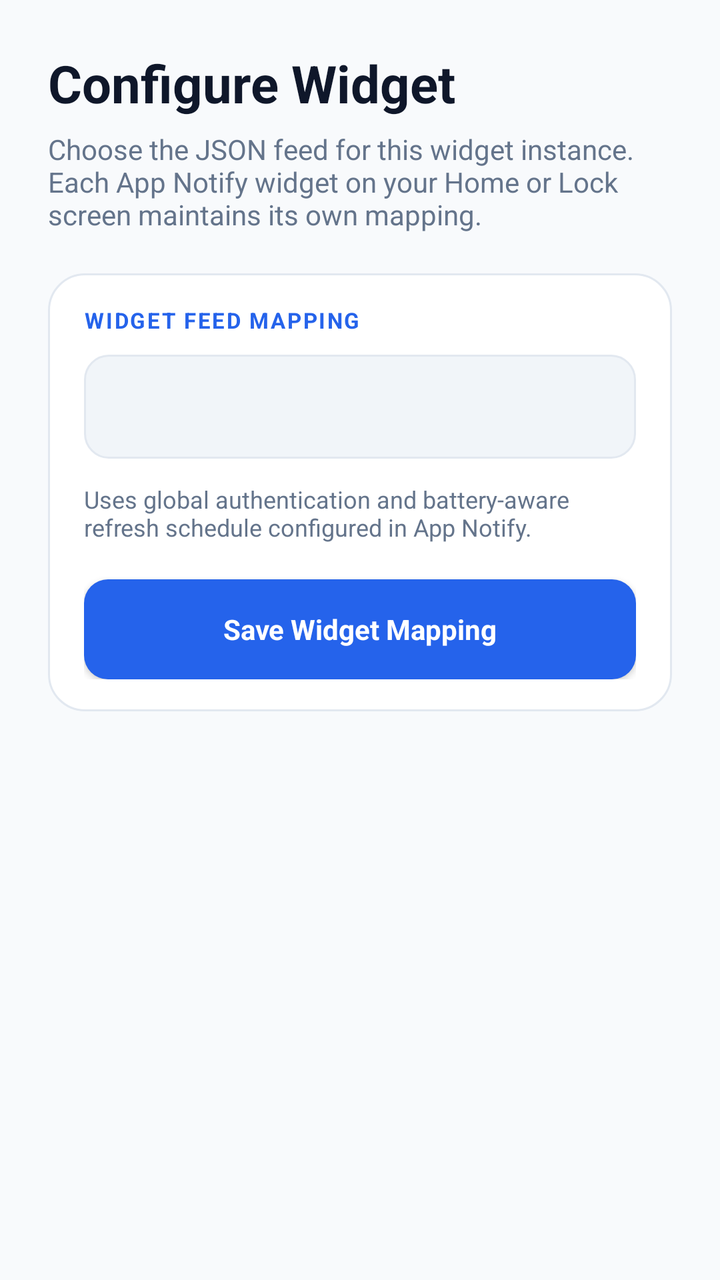
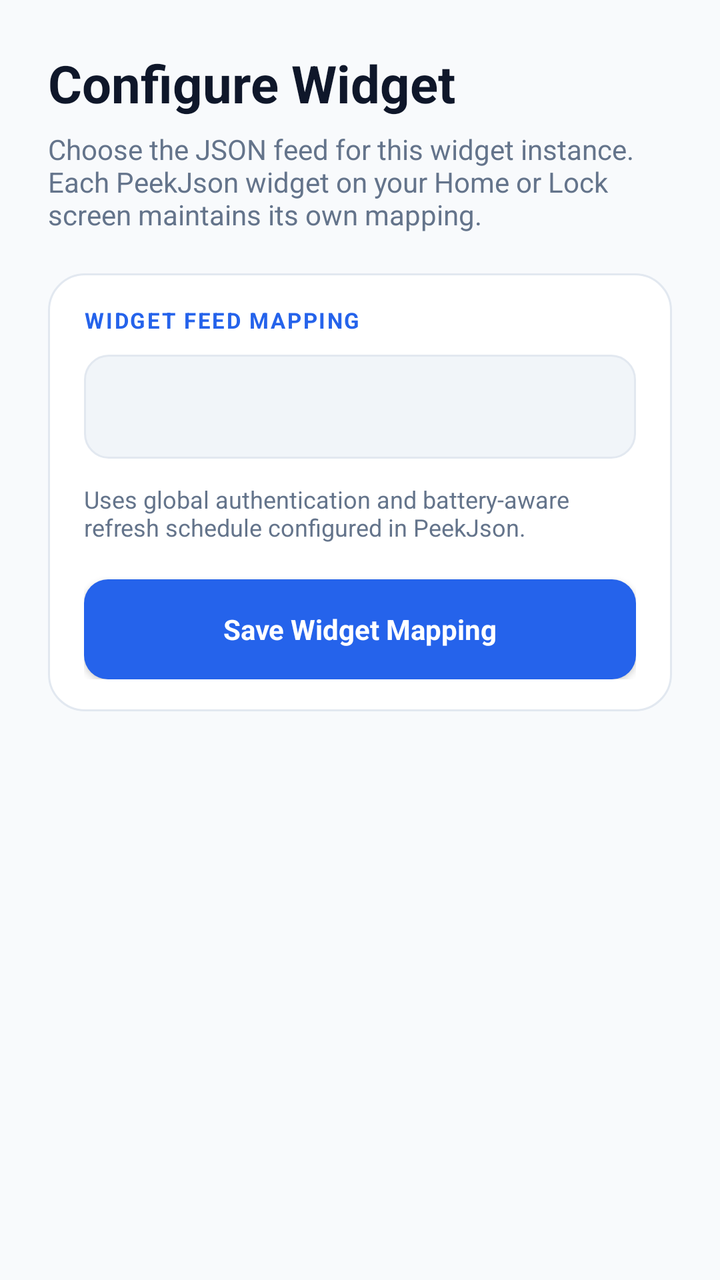

The first picture is an Android layout as it rendered before a commit; the second is the same layout after the commit. The layout source and the unified diff follow.
<!-- AndroidManifest.xml: activity theme AppTheme -->
<!-- res/layout/widget_config.xml -->
<?xml version="1.0" encoding="utf-8"?>
<ScrollView xmlns:android="http://schemas.android.com/apk/res/android"
    android:layout_width="match_parent"
    android:layout_height="match_parent"
    android:background="@color/bg_page"
    android:fillViewport="true">

    <LinearLayout
        android:layout_width="match_parent"
        android:layout_height="wrap_content"
        android:orientation="vertical"
        android:padding="24dp">

        <TextView
            android:layout_width="wrap_content"
            android:layout_height="wrap_content"
            android:text="Configure Widget"
            android:textColor="@color/navy"
            android:textSize="26sp"
            android:textStyle="bold" />

        <TextView
            android:layout_width="match_parent"
            android:layout_height="wrap_content"
            android:layout_marginTop="6dp"
            android:text="Choose the JSON feed for this widget instance. Each App Notify widget on your Home or Lock screen maintains its own mapping."
            android:textColor="@color/muted"
            android:textSize="14sp" />

        <LinearLayout
            android:layout_width="match_parent"
            android:layout_height="wrap_content"
            android:layout_marginTop="20dp"
            android:background="@drawable/card_bg"
            android:orientation="vertical">

            <TextView
                style="@style/SectionLabel"
                android:text="WIDGET FEED MAPPING" />

            <Spinner
                android:id="@+id/widgetSource"
                android:layout_width="match_parent"
                android:layout_height="52dp"
                android:layout_marginTop="10dp"
                android:background="@drawable/input_bg"
                android:contentDescription="Select JSON feed for this widget" />

            <TextView
                android:id="@+id/widgetConfigSummary"
                android:layout_width="match_parent"
                android:layout_height="wrap_content"
                android:layout_marginTop="12dp"
                android:text="Uses global authentication and battery-aware refresh schedule configured in App Notify."
                android:textColor="@color/muted"
                android:textSize="12sp" />

            <Button
                android:id="@+id/saveWidget"
                android:layout_width="match_parent"
                android:layout_height="50dp"
                android:layout_marginTop="18dp"
                android:background="@drawable/btn_primary"
                android:text="Save Widget Mapping"
                android:textAllCaps="false"
                android:textColor="#FFFFFF"
                android:textSize="14sp"
                android:textStyle="bold" />
        </LinearLayout>
    </LinearLayout>
</ScrollView>
<!-- resources referenced by this layout -->
<resources>
  <color name="bg_page">#F8FAFC</color>
  <color name="muted">#64748B</color>
  <color name="navy">#0F172A</color>
  <!-- drawable btn_primary (drawable) -->
  <?xml version="1.0" encoding="utf-8"?>
  <shape xmlns:android="http://schemas.android.com/apk/res/android" android:shape="rectangle">
      <solid android:color="@color/blue" />
      <corners android:radius="12dp" />
      <padding android:left="16dp" android:top="12dp" android:right="16dp" android:bottom="12dp" />
  </shape>
  <!-- drawable card_bg (drawable) -->
  <?xml version="1.0" encoding="utf-8"?>
  <shape xmlns:android="http://schemas.android.com/apk/res/android" android:shape="rectangle">
      <solid android:color="@color/surface_card" />
      <stroke android:width="1dp" android:color="@color/border_subtle" />
      <corners android:radius="18dp" />
      <padding android:left="18dp" android:top="16dp" android:right="18dp" android:bottom="16dp" />
  </shape>
  <!-- drawable input_bg (drawable) -->
  <?xml version="1.0" encoding="utf-8"?>
  <shape xmlns:android="http://schemas.android.com/apk/res/android" android:shape="rectangle">
      <solid android:color="@color/surface_subtle" />
      <stroke android:width="1dp" android:color="@color/border_subtle" />
      <corners android:radius="12dp" />
      <padding android:left="14dp" android:top="12dp" android:right="14dp" android:bottom="12dp" />
  </shape>
  <style name="SectionLabel">
          <item name="android:layout_width">wrap_content</item>
          <item name="android:layout_height">wrap_content</item>
          <item name="android:textColor">@color/blue</item>
          <item name="android:textSize">11sp</item>
          <item name="android:textStyle">bold</item>
          <item name="android:letterSpacing">0.08</item>
      </style>
  <style name="AppTheme" parent="android:style/Theme.Material.Light.NoActionBar">
          <item name="android:fontFamily">sans-serif</item>
          <item name="android:colorAccent">@color/blue</item>
          <item name="android:colorPrimary">@color/blue</item>
          <item name="android:windowBackground">@color/bg_page</item>
          <item name="android:navigationBarColor">@color/bg_page</item>
          <item name="android:statusBarColor">@color/bg_page</item>
          <item name="android:windowLightStatusBar">true</item>
      </style>
  <color name="blue">#2563EB</color>
  <color name="surface_card">#FFFFFF</color>
  <color name="border_subtle">#E2E8F0</color>
  <color name="surface_subtle">#F1F5F9</color>
</resources>

<!-- the commit's change to res/layout/widget_config.xml (unified diff, before → after) -->
@@ -23,7 +23,7 @@
             android:layout_width="match_parent"
             android:layout_height="wrap_content"
             android:layout_marginTop="6dp"
-            android:text="Choose the JSON feed for this widget instance. Each App Notify widget on your Home or Lock screen maintains its own mapping."
+            android:text="Choose the JSON feed for this widget instance. Each PeekJson widget on your Home or Lock screen maintains its own mapping."
             android:textColor="@color/muted"
             android:textSize="14sp" />
 
@@ -51,7 +51,7 @@
                 android:layout_width="match_parent"
                 android:layout_height="wrap_content"
                 android:layout_marginTop="12dp"
-                android:text="Uses global authentication and battery-aware refresh schedule configured in App Notify."
+                android:text="Uses global authentication and battery-aware refresh schedule configured in PeekJson."
                 android:textColor="@color/muted"
                 android:textSize="12sp" />
 
